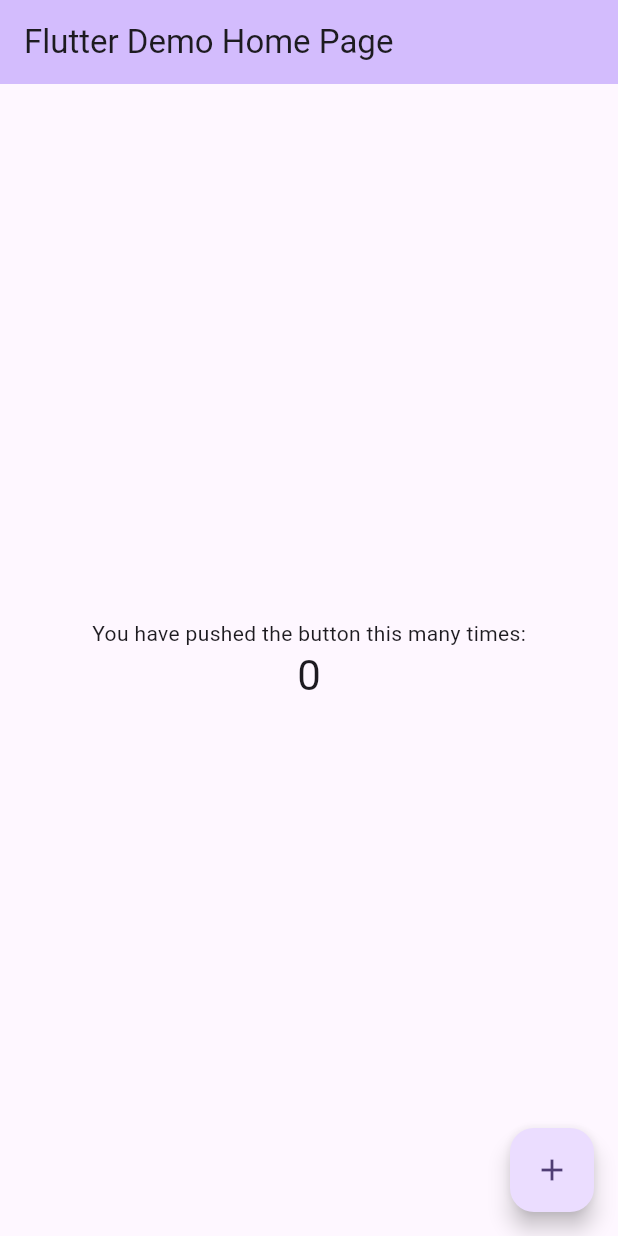
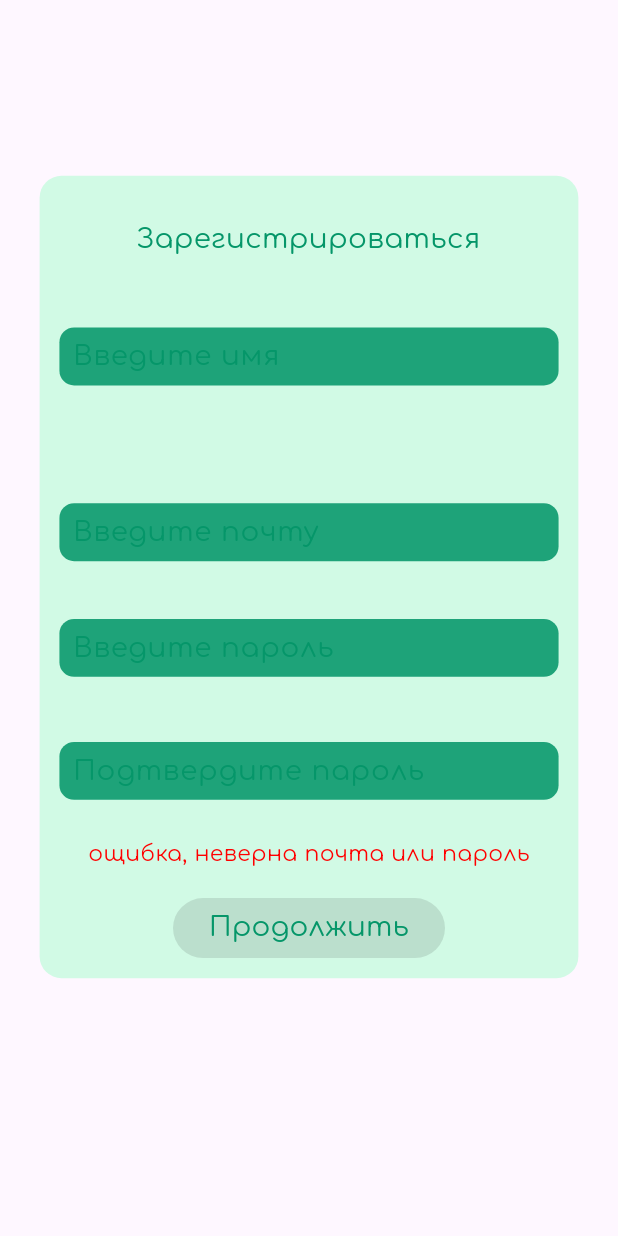
Before and after one commit to MaksimSnopkov/tudu, a Flutter app: the screen it shows after launch, on a phone screen of 412 x 824 dp. Run offline on Flutter 3.47's test engine with Material 3 defaults, Android fonts, the phone set to English and light mode, and no system bars; our stand-ins replace bloc, equatable, firebase_auth, firebase_core, flutter_screenutil, get_it and 1 more; accounts and stored records are empty.

Commit message:
feat: Add authentication and registration pages with styles
- Created styles for the application in `lib/config/styles.dart`.
- Implemented the registration page in `lib/features/auth/presentation/pages/register_page/register_page.dart`.
- Developed the authentication interface in `lib/features/auth/presentation/widgets/auth_interface.dart`.
- Added a home page skeleton in `lib/features/home/presentation/pages/home_page/home_page.dart`.
- Configured project settings and libraries for Flutter and Dart in `.idea` and `.vscode` directories.

```diff
--- /dev/null
+++ b/lib/config/styles.dart
@@ -0,0 +1,14 @@
+import 'package:flutter/material.dart';
+import 'package:flutter_screenutil/flutter_screenutil.dart';
+import 'package:google_fonts/google_fonts.dart';
+
+class AppStyles {
+  const AppStyles._();
+
+  static TextStyle authText = GoogleFonts.comfortaa(
+    color: Color(0xFF059669),
+    fontWeight: FontWeight.w400,
+    fontSize: 19.sp,
+    fontStyle: FontStyle.normal,
+  );
+}
--- a/lib/features/auth/presentation/bloc/auth_bloc.dart
+++ b/lib/features/auth/presentation/bloc/auth_bloc.dart
@@ -1,6 +1,7 @@
 import 'package:bloc/bloc.dart';
 import 'package:equatable/equatable.dart';
 import 'package:firebase_auth/firebase_auth.dart';
+import 'package:get_it/get_it.dart';
 import 'package:meta/meta.dart';
 import 'package:tudu/features/auth/data/models/auth_model.dart';
 
@@ -21,7 +22,7 @@ class AuthBloc extends Bloc<AuthEvent, AuthState> {
         userData: AuthUserData(email: event.email, password: event.password),
       );
       await registerMethod.register();
-      emit(AuthInitial());
+      emit(Authenticated(user: GetIt.I.get<FirebaseAuth>().currentUser!));
     } catch (e) {
       emit(AuthFailure(error: e.toString()));
     }
@@ -35,7 +36,7 @@ class AuthBloc extends Bloc<AuthEvent, AuthState> {
         userData: AuthUserData(email: event.email, password: event.password),
       );
       await loginMethod.login();
-      emit(AuthInitial());
+      emit(Authenticated(user: GetIt.I.get<FirebaseAuth>().currentUser!));
     } catch (e) {
       emit(AuthFailure(error: e.toString()));
     }
--- a/lib/features/auth/presentation/bloc/auth_event.dart
+++ b/lib/features/auth/presentation/bloc/auth_event.dart
@@ -31,8 +31,3 @@ final class AuthLogin extends AuthEvent {
   @override
   List<Object?> get props => [email, password];
 }
-
-final class AuthLogout extends AuthEvent {
-  @override
-  List<Object?> get props => [];
-}
--- /dev/null
+++ b/lib/features/auth/presentation/pages/register_page/register_page.dart
@@ -0,0 +1,24 @@
+import 'package:flutter/material.dart';
+import 'package:tudu/features/auth/presentation/widgets/auth_interface.dart';
+
+class RegisterPage extends StatelessWidget {
+  RegisterPage({super.key});
+
+  final TextEditingController nameController = TextEditingController();
+  final TextEditingController emailController = TextEditingController();
+  final TextEditingController passwordController = TextEditingController();
+  final TextEditingController confirmPasswordController = TextEditingController();
+
+  @override
+  Widget build(BuildContext context) {
+    return Scaffold(
+      resizeToAvoidBottomInset: true,
+      body: AuthInterface(
+        nameController: nameController,
+        emailController: emailController,
+        passwordController: passwordController,
+        confirmPasswordController: confirmPasswordController,
+      ),
+    );
+  }
+}
--- /dev/null
+++ b/lib/features/auth/presentation/widgets/auth_interface.dart
@@ -0,0 +1,245 @@
+import 'package:flutter/material.dart';
+import 'package:flutter_screenutil/flutter_screenutil.dart';
+import 'package:tudu/config/styles.dart';
+import 'package:tudu/features/home/presentation/pages/home_page/home_page.dart';
+
+class AuthInterface extends StatefulWidget {
+  const AuthInterface({
+    super.key,
+    required this.nameController,
+    required this.emailController,
+    required this.passwordController,
+    required this.confirmPasswordController,
+  });
+
+  final TextEditingController nameController;
+  final TextEditingController emailController;
+  final TextEditingController passwordController;
+  final TextEditingController confirmPasswordController;
+
+  @override
+  State<AuthInterface> createState() => _AuthInterfaceState();
+}
+
+class _AuthInterfaceState extends State<AuthInterface> {
+  final GlobalKey<FormState> formKey = GlobalKey<FormState>();
+
+  String email = '';
+
+  String password = '';
+
+  String name = '';
+
+  bool buttonReady = false;
+
+  @override
+  Widget build(BuildContext context) {
+    return SafeArea(
+      bottom: false,
+      top: false,
+      child: SingleChildScrollView(
+        child: Padding(
+          padding: EdgeInsets.symmetric(horizontal: 25.w, vertical: 120.h),
+          child: Container(
+            width: 340.w,
+            height: 548.h,
+
+            decoration: BoxDecoration(color: const Color(0xFFD1FAE5), borderRadius: BorderRadius.circular(15.r)),
+
+            child: Column(
+              children: [
+                Padding(
+                  padding: EdgeInsets.only(top: 30.h, bottom: 46.h, right: 48.w, left: 47.w),
+                  child: Text("Зарегистрироваться", style: AppStyles.authText),
+                ),
+                Form(
+                  key: formKey,
+
+                  onChanged: () {
+                    if (formKey.currentState?.validate() == true) {
+                      setState(() {
+                        buttonReady = true;
+                      });
+                    } else if (formKey.currentState?.validate() == false) {
+                      setState(() {
+                        buttonReady = false;
+                      });
+                    }
+                  },
+
+                  child: Column(
+                    children: [
+                      authTextField(
+                        widget.nameController,
+                        'Введите имя',
+                        (value) {
+                          if (value == null || value.isEmpty) {
+                            return 'Имя не может быть пустым';
+                          } else if (value.length < 6) {
+                            return 'Имя должно быть не менее 6 символов';
+                          }
+                          return null;
+                        },
+                        (value) {
+                          setState(() {
+                            name = widget.nameController.text;
+                          });
+                        },
+                        TextInputType.name,
+                      ),
+
+                      SizedBox(height: 60.h),
+
+                      authTextField(
+                        widget.emailController,
+                        'Введите почту',
+                        (value) {
+                          if (value == null || value.isEmpty) {
+                            return 'Почта не может быть пустой';
+                          } else if (!RegExp(r'^[^@]+@[^@]+\.[^@]+').hasMatch(value)) {
+                            return 'Введите корректный адрес электронной почты';
+                          }
+                          return null;
+                        },
+                        (value) {
+                          setState(() {
+                            email = widget.emailController.text;
+                          });
+                        },
+                        TextInputType.emailAddress,
+                      ),
+
+                      SizedBox(height: 19.h),
+
+                      authTextField(
+                        widget.passwordController,
+                        'Введите пароль',
+                        (value) {
+                          if (value == null || value.isEmpty) {
+                            return 'Пароль не может быть пустым';
+                          } else if (value.length < 6) {
+                            return 'Пароль должен быть не менее 6 символов';
+                          }
+                          return null;
+                        },
+                        (value) {
+                          setState(() {
+                            password = widget.passwordController.text;
+                          });
+                        },
+                        TextInputType.visiblePassword,
+                      ),
+
+                      SizedBox(height: 24.h),
+                      authTextField(
+                        widget.confirmPasswordController,
+                        'Подтвердите пароль',
+                        (value) {
+                          if (value == null || value.isEmpty) {
+                            return 'Подтверждение пароля не может быть пустым';
+                          } else if (value != widget.passwordController.text) {
+                            return 'Пароли не совпадают';
+                          }
+                          return null;
+                        },
+                        (value) => null,
+                        TextInputType.visiblePassword,
+                      ),
+                    ],
+                  ),
+                ),
+                SizedBox(height: 6.h),
+
+                Text(
+                  formKey.currentState?.validate() == true ? '' : 'ощибка, неверна почта или пароль',
+                  style: AppStyles.authText.copyWith(color: const Color(0xFFFF0000), fontSize: 15.sp),
+                ),
+                SizedBox(height: 15.h),
+                ContinueButton(() {
+                  print('button enabled');
+                }),
+              ],
+            ),
+          ),
+        ),
+      ),
+    );
+  }
+
+  Widget authTextField(
+    TextEditingController controller,
+    String hintText,
+    String? Function(String?) validator,
+    String? Function(String?) onChanged,
+    TextInputType keyboardType,
+  ) {
+    return SizedBox(
+      width: 315.w,
+      height: 60.h,
+      child: TextFormField(
+        controller: controller,
+        decoration: InputDecoration(
+          hintText: hintText,
+          hintStyle: AppStyles.authText,
+          hintTextDirection: TextDirection.ltr,
+
+          contentPadding: EdgeInsets.only(top: 1, left: 5),
+
+          border: OutlineInputBorder(borderRadius: BorderRadius.circular(10.r), borderSide: BorderSide.none),
+          enabledBorder: OutlineInputBorder(borderRadius: BorderRadius.circular(10.r), borderSide: BorderSide.none),
+          focusedBorder: OutlineInputBorder(borderRadius: BorderRadius.circular(10.r), borderSide: BorderSide.none),
+          disabledBorder: InputBorder.none,
+
+          errorBorder: OutlineInputBorder(
+            borderRadius: BorderRadius.circular(10.r),
+            borderSide: BorderSide(color: Color(0xFFFF0000), width: 1.w),
+          ),
+          focusedErrorBorder: OutlineInputBorder(
+            borderRadius: BorderRadius.circular(10.r),
+            borderSide: BorderSide.none,
+          ),
+
+          helperText: '',
+          counterText: '',
+          errorText: null,
+
+          filled: true,
+          fillColor: const Color(0xFF1EA379),
+        ),
+
+        keyboardType: keyboardType,
+
+        cursorColor: Colors.black,
+        textAlign: TextAlign.left,
+        textDirection: TextDirection.ltr,
+
+        autofillHints: null,
+        enableSuggestions: false,
+        autocorrect: false,
+
+        validator: validator,
+
+        onChanged: onChanged,
+      ),
+    );
+  }
+
+  VoidCallback? ContinueButtonFunc() {
+    if (buttonReady == false)
+      return null;
+    else
+      return () {
+        Navigator.push(context, MaterialPageRoute(builder: (context) => const HomePage()));
+      };
+  }
+
+  Widget ContinueButton(VoidCallback onPressed) {
+    return ElevatedButton(
+      style: ElevatedButton.styleFrom(
+        backgroundColor: buttonReady ? const Color(0x801EA379) : const Color.fromARGB(255, 1, 147, 101),
+      ),
+      onPressed: ContinueButtonFunc(),
+      child: Text("Продолжить", style: AppStyles.authText),
+    );
+  }
+}
--- a/lib/main.dart
+++ b/lib/main.dart
@@ -1,122 +1,37 @@
 import 'package:flutter/material.dart';
+import 'package:firebase_core/firebase_core.dart';
+import 'package:firebase_auth/firebase_auth.dart';
+import 'package:flutter_screenutil/flutter_screenutil.dart';
+import 'package:get_it/get_it.dart';
 
-void main() {
-  runApp(const MyApp());
+import 'firebase_options.dart';
+import 'features/auth/presentation/pages/register_page/register_page.dart';
+
+final getIt = GetIt.instance;
+
+void main() async {
+  WidgetsFlutterBinding.ensureInitialized();
+
+  await Firebase.initializeApp(options: DefaultFirebaseOptions.currentPlatform);
+
+  FirebaseAuth auth = FirebaseAuth.instance;
+  getIt.registerSingleton<FirebaseAuth>(auth);
+
+  runApp(
+    ScreenUtilInit(designSize: const Size(390, 844), minTextAdapt: true, splitScreenMode: true, child: const MainApp()),
+  );
 }
 
-class MyApp extends StatelessWidget {
-  const MyApp({super.key});
+class MainApp extends StatelessWidget {
+  const MainApp({super.key});
 
-  // This widget is the root of your application.
   @override
   Widget build(BuildContext context) {
     return MaterialApp(
-      title: 'Flutter Demo',
-      theme: ThemeData(
-        // This is the theme of your application.
-        //
-        // TRY THIS: Try running your application with "flutter run". You'll see
-        // the application has a purple toolbar. Then, without quitting the app,
-        // try changing the seedColor in the colorScheme below to Colors.green
-        // and then invoke "hot reload" (save your changes or press the "hot
-        // reload" button in a Flutter-supported IDE, or press "r" if you used
-        // the command line to start the app).
-        //
-        // Notice that the counter didn't reset back to zero; the application
-        // state is not lost during the reload. To reset the state, use hot
-        // restart instead.
-        //
-        // This works for code too, not just values: Most code changes can be
-        // tested with just a hot reload.
-        colorScheme: ColorScheme.fromSeed(seedColor: Colors.deepPurple),
-      ),
-      home: const MyHomePage(title: 'Flutter Demo Home Page'),
+      debugShowCheckedModeBanner: false,
+      title: 'Tudu',
+      theme: ThemeData(useMaterial3: true),
+      home: RegisterPage(),
     );
   }
 }
-
-class MyHomePage extends StatefulWidget {
-  const MyHomePage({super.key, required this.title});
-
-  // This widget is the home page of your application. It is stateful, meaning
-  // that it has a State object (defined below) that contains fields that affect
-  // how it looks.
-
-  // This class is the configuration for the state. It holds the values (in this
-  // case the title) provided by the parent (in this case the App widget) and
-  // used by the build method of the State. Fields in a Widget subclass are
-  // always marked "final".
-
-  final String title;
-
-  @override
-  State<MyHomePage> createState() => _MyHomePageState();
-}
-
-class _MyHomePageState extends State<MyHomePage> {
-  int _counter = 0;
-
-  void _incrementCounter() {
-    setState(() {
-      // This call to setState tells the Flutter framework that something has
-      // changed in this State, which causes it to rerun the build method below
-      // so that the display can reflect the updated values. If we changed
-      // _counter without calling setState(), then the build method would not be
-      // called again, and so nothing would appear to happen.
-      _counter++;
-    });
-  }
-
-  @override
-  Widget build(BuildContext context) {
-    // This method is rerun every time setState is called, for instance as done
-    // by the _incrementCounter method above.
-    //
-    // The Flutter framework has been optimized to make rerunning build methods
-    // fast, so that you can just rebuild anything that needs updating rather
-    // than having to individually change instances of widgets.
-    return Scaffold(
-      appBar: AppBar(
-        // TRY THIS: Try changing the color here to a specific color (to
-        // Colors.amber, perhaps?) and trigger a hot reload to see the AppBar
-        // change color while the other colors stay the same.
-        backgroundColor: Theme.of(context).colorScheme.inversePrimary,
-        // Here we take the value from the MyHomePage object that was created by
-        // the App.build method, and use it to set our appbar title.
-        title: Text(widget.title),
-      ),
-      body: Center(
-        // Center is a layout widget. It takes a single child and positions it
-        // in the middle of the parent.
-        child: Column(
-          // Column is also a layout widget. It takes a list of children and
-          // arranges them vertically. By default, it sizes itself to fit its
-          // children horizontally, and tries to be as tall as its parent.
-          //
-          // Column has various properties to control how it sizes itself and
-          // how it positions its children. Here we use mainAxisAlignment to
-          // center the children vertically; the main axis here is the vertical
-          // axis because Columns are vertical (the cross axis would be
-          // horizontal).
-          //
-          // TRY THIS: Invoke "debug painting" (choose the "Toggle Debug Paint"
-          // action in the IDE, or press "p" in the console), to see the
-          // wireframe for each widget.
-          mainAxisAlignment: MainAxisAlignment.center,
-          children: <Widget>[
-            const Text('You have pushed the button this many times:'),
-            Text(
-              '$_counter',
-              style: Theme.of(context).textTheme.headlineMedium,
-            ),
-          ],
-        ),
-      ),
-      floatingActionButton: FloatingActionButton(
-        onPressed: _incrementCounter,
-        tooltip: 'Increment',
-        child: const Icon(Icons.add),
-      ), // This trailing comma makes auto-formatting nicer for build methods.
-    );
-  }
-}
--- a/pubspec.yaml
+++ b/pubspec.yaml
@@ -41,6 +41,8 @@ dependencies:
   bloc: 9.0.0
   flutter_bloc: ^9.1.1
   meta: ^1.16.0
+  flutter_screenutil: ^5.9.3
+  google_fonts: ^6.2.1
 
 dev_dependencies:
   flutter_test:
```
Also changed, not shown: lib/features/auth/data/models/auth_model.dart (+40 -7 lines), lib/features/home/presentation/pages/home_page/home_page.dart (added, +10 -0 lines), pubspec.lock, 5 other files.
